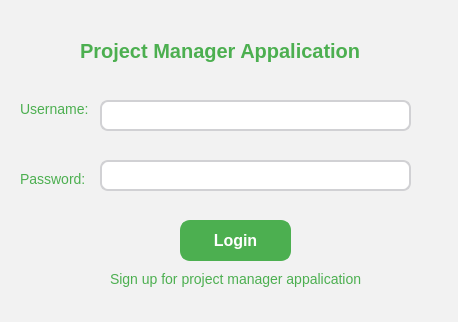
Before: the Qt Designer form BackEnd_version2/Ui/project_manager/mainwindow.ui in zerosuNLD/HUST, drawn with Qt 5.
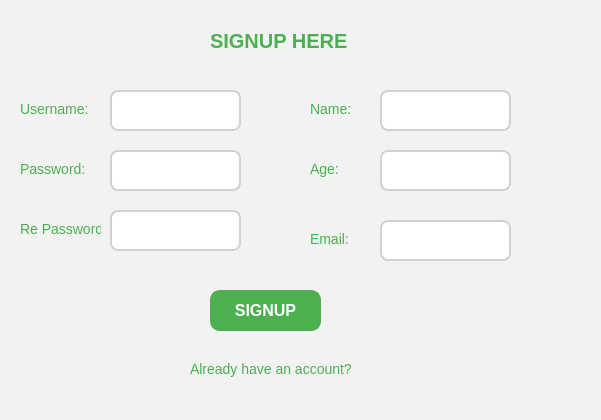
After: the same form once the commit is applied.

Commit message: update ui login/signup

The edit to the form file:
```diff
--- a/BackEnd_version2/Ui/project_manager/mainwindow.ui
+++ b/BackEnd_version2/Ui/project_manager/mainwindow.ui
@@ -6,8 +6,8 @@
    <rect>
     <x>0</x>
     <y>0</y>
-    <width>458</width>
-    <height>322</height>
+    <width>601</width>
+    <height>420</height>
    </rect>
   </property>
   <property name="windowTitle">
@@ -18,78 +18,113 @@
 </string>
   </property>
   <widget class="QWidget" name="centralwidget">
-   <widget class="QLabel" name="label">
+   <widget class="QStackedWidget" name="stackedWidget">
     <property name="geometry">
      <rect>
-      <x>80</x>
-      <y>30</y>
-      <width>301</width>
-      <height>41</height>
+      <x>10</x>
+      <y>0</y>
+      <width>581</width>
+      <height>421</height>
      </rect>
     </property>
-    <property name="styleSheet">
-     <string notr="true">QLabel {
-    font-size: 20px;           /* Kích thước font */
-    font-weight: bold;         /* Làm đậm chữ */
-    color: #4CAF50;      /* Màu nền xanh */
-    text-align: center;        /* Căn giữa tiêu đề */
-    text-shadow: 2px 2px 4px rgba(0, 0, 0, 0.5); /* Hiệu ứng bóng đổ */
-}
-</string>
+    <property name="currentIndex">
+     <number>1</number>
     </property>
-    <property name="text">
-     <string>Project Manager Appalication</string>
-    </property>
-   </widget>
-   <widget class="QLabel" name="label_2">
-    <property name="geometry">
-     <rect>
-      <x>20</x>
-      <y>100</y>
-      <width>81</width>
-      <height>17</height>
-     </rect>
-    </property>
-    <property name="styleSheet">
-     <string notr="true">QLabel {
+    <widget class="QWidget" name="page">
+     <widget class="QPushButton" name="loginButton">
+      <property name="geometry">
+       <rect>
+        <x>230</x>
+        <y>280</y>
+        <width>111</width>
+        <height>41</height>
+       </rect>
+      </property>
+      <property name="styleSheet">
+       <string notr="true">QPushButton {
+    background-color: #4CAF50;      /* Màu nền xanh */
+    color: white;                    /* Màu chữ trắng */
+    border: 2px solid #4CAF50;      /* Viền nút với màu xanh */
+    border-radius: 10px;             /* Bo tròn các góc */
+    padding: 10px 20px;              /* Khoảng cách giữa chữ và viền */
+    font-size: 16px;                 /* Kích thước chữ */
+    font-weight: bold;               /* Làm chữ đậm */
+}</string>
+      </property>
+      <property name="text">
+       <string>Login</string>
+      </property>
+     </widget>
+     <widget class="QLabel" name="signUp">
+      <property name="geometry">
+       <rect>
+        <x>160</x>
+        <y>330</y>
+        <width>281</width>
+        <height>17</height>
+       </rect>
+      </property>
+      <property name="styleSheet">
+       <string notr="true">QLabel {
     font-size: 14px;
     color: #4CAF50;
 }</string>
-    </property>
-    <property name="text">
-     <string>Username: </string>
-    </property>
-   </widget>
-   <widget class="QLabel" name="label_3">
-    <property name="geometry">
-     <rect>
-      <x>20</x>
-      <y>170</y>
-      <width>81</width>
-      <height>17</height>
-     </rect>
-    </property>
-    <property name="styleSheet">
-     <string notr="true">QLabel {
+      </property>
+      <property name="text">
+       <string>Sign up for project manager appalication</string>
+      </property>
+     </widget>
+     <widget class="QLineEdit" name="password">
+      <property name="geometry">
+       <rect>
+        <x>150</x>
+        <y>200</y>
+        <width>311</width>
+        <height>41</height>
+       </rect>
+      </property>
+      <property name="styleSheet">
+       <string notr="true">QLineEdit {
+    background-color: #fff;
+    border: 2px solid #D1D1D4;
+    border-radius: 8px;
+    padding: 10px;
     font-size: 14px;
+    font-weight: 700;
+    color: #4C489D;
+}</string>
+      </property>
+     </widget>
+     <widget class="QLabel" name="label_3">
+      <property name="geometry">
+       <rect>
+        <x>50</x>
+        <y>210</y>
+        <width>81</width>
+        <height>17</height>
+       </rect>
+      </property>
+      <property name="styleSheet">
+       <string notr="true">QLabel {
+    font-size: 14px;
     color: #4CAF50;
 }</string>
-    </property>
-    <property name="text">
-     <string>Password: </string>
-    </property>
-   </widget>
-   <widget class="QLineEdit" name="username">
-    <property name="geometry">
-     <rect>
-      <x>100</x>
-      <y>100</y>
-      <width>311</width>
-      <height>31</height>
-     </rect>
-    </property>
-    <property name="styleSheet">
-     <string notr="true">QLineEdit {
+      </property>
+      <property name="text">
+       <string>Password: </string>
+      </property>
+     </widget>
+     <widget class="QLineEdit" name="username">
+      <property name="geometry">
+       <rect>
+        <x>150</x>
+        <y>130</y>
+        <width>311</width>
+        <height>41</height>
+       </rect>
+      </property>
+      <property name="styleSheet">
+       <string notr="true">QLineEdit {
     background-color: #fff;
     border: 2px solid #D1D1D4;
     border-radius: 8px;
@@ -97,33 +132,86 @@
     font-size: 14px;
     font-weight: 700;
     color: #4C489D;
-    transition: 0.3s;
 }
-
-QLineEdit:focus {
-    border-color: #6A679E; /* Đổi màu đường viền khi trường nhập được focus */
-    background-color: #f0f0f0; /* Thay đổi màu nền khi focus */
-    box-shadow: 0 0 5px rgba(106, 103, 158, 0.5); /* Thêm hiệu ứng bóng khi focus */
+</string>
+      </property>
+     </widget>
+     <widget class="QLabel" name="label_2">
+      <property name="geometry">
+       <rect>
+        <x>50</x>
+        <y>140</y>
+        <width>81</width>
+        <height>17</height>
+       </rect>
+      </property>
+      <property name="styleSheet">
+       <string notr="true">QLabel {
+    font-size: 14px;
+    color: #4CAF50;
+}</string>
+      </property>
+      <property name="text">
+       <string>Username: </string>
+      </property>
+     </widget>
+     <widget class="QLabel" name="label">
+      <property name="geometry">
+       <rect>
+        <x>220</x>
+        <y>50</y>
+        <width>151</width>
+        <height>41</height>
+       </rect>
+      </property>
+      <property name="styleSheet">
+       <string notr="true">QLabel {
+    font-size: 20px;           /* Kích thước font */
+    font-weight: bold;         /* Làm đậm chữ */
+    color: #4CAF50;      /* Màu nền xanh */
+    text-align: center;        /* Căn giữa tiêu đề */
 }
-
-QLineEdit::placeholder {
-    color: #7875B5; /* Màu sắc cho placeholder (ví dụ: &quot;Enter username&quot;) */
-    font-style: italic;
+</string>
+      </property>
+      <property name="text">
+       <string>LOGIN HERE</string>
+      </property>
+     </widget>
+    </widget>
+    <widget class="QWidget" name="page_2">
+     <widget class="QLineEdit" name="username_signup">
+      <property name="geometry">
+       <rect>
+        <x>100</x>
+        <y>90</y>
+        <width>131</width>
+        <height>41</height>
+       </rect>
+      </property>
+      <property name="styleSheet">
+       <string notr="true">QLineEdit {
+    background-color: #fff;
+    border: 2px solid #D1D1D4;
+    border-radius: 8px;
+    padding: 10px;
+    font-size: 14px;
+    font-weight: 700;
+    color: #4C489D;
 }
 </string>
-    </property>
-   </widget>
-   <widget class="QLineEdit" name="password">
-    <property name="geometry">
-     <rect>
-      <x>100</x>
-      <y>160</y>
-      <width>311</width>
-      <height>31</height>
-     </rect>
-    </property>
-    <property name="styleSheet">
-     <string notr="true">QLineEdit {
+      </property>
+     </widget>
+     <widget class="QLineEdit" name="password_signup">
+      <property name="geometry">
+       <rect>
+        <x>100</x>
+        <y>150</y>
+        <width>131</width>
+        <height>41</height>
+       </rect>
+      </property>
+      <property name="styleSheet">
+       <string notr="true">QLineEdit {
     background-color: #fff;
     border: 2px solid #D1D1D4;
     border-radius: 8px;
@@ -131,33 +219,122 @@
     font-size: 14px;
     font-weight: 700;
     color: #4C489D;
-    transition: 0.3s;
 }
-
-QLineEdit:focus {
-    border-color: #6A679E; /* Đổi màu đường viền khi trường nhập được focus */
-    background-color: #f0f0f0; /* Thay đổi màu nền khi focus */
-    box-shadow: 0 0 5px rgba(106, 103, 158, 0.5); /* Thêm hiệu ứng bóng khi focus */
+</string>
+      </property>
+     </widget>
+     <widget class="QLineEdit" name="password_re_signup">
+      <property name="geometry">
+       <rect>
+        <x>100</x>
+        <y>210</y>
+        <width>131</width>
+        <height>41</height>
+       </rect>
+      </property>
+      <property name="styleSheet">
+       <string notr="true">QLineEdit {
+    background-color: #fff;
+    border: 2px solid #D1D1D4;
+    border-radius: 8px;
+    padding: 10px;
+    font-size: 14px;
+    font-weight: 700;
+    color: #4C489D;
 }
-
-QLineEdit::placeholder {
-    color: #7875B5; /* Màu sắc cho placeholder (ví dụ: &quot;Enter username&quot;) */
-    font-style: italic;
+</string>
+      </property>
+     </widget>
+     <widget class="QLabel" name="label_4">
+      <property name="geometry">
+       <rect>
+        <x>10</x>
+        <y>100</y>
+        <width>81</width>
+        <height>17</height>
+       </rect>
+      </property>
+      <property name="styleSheet">
+       <string notr="true">QLabel {
+    font-size: 14px;
+    color: #4CAF50;
+}</string>
+      </property>
+      <property name="text">
+       <string>Username: </string>
+      </property>
+     </widget>
+     <widget class="QLabel" name="label_5">
+      <property name="geometry">
+       <rect>
+        <x>10</x>
+        <y>160</y>
+        <width>81</width>
+        <height>17</height>
+       </rect>
+      </property>
+      <property name="styleSheet">
+       <string notr="true">QLabel {
+    font-size: 14px;
+    color: #4CAF50;
+}</string>
+      </property>
+      <property name="text">
+       <string>Password: </string>
+      </property>
+     </widget>
+     <widget class="QLabel" name="label_6">
+      <property name="geometry">
+       <rect>
+        <x>10</x>
+        <y>220</y>
+        <width>81</width>
+        <height>17</height>
+       </rect>
+      </property>
+      <property name="styleSheet">
+       <string notr="true">QLabel {
+    font-size: 14px;
+    color: #4CAF50;
+}</string>
+      </property>
+      <property name="text">
+       <string>Re Password:</string>
+      </property>
+     </widget>
+     <widget class="QLabel" name="label_7">
+      <property name="geometry">
+       <rect>
+        <x>200</x>
+        <y>20</y>
+        <width>151</width>
+        <height>41</height>
+       </rect>
+      </property>
+      <property name="styleSheet">
+       <string notr="true">QLabel {
+    font-size: 20px;           /* Kích thước font */
+    font-weight: bold;         /* Làm đậm chữ */
+    color: #4CAF50;      /* Màu nền xanh */
+    text-align: center;        /* Căn giữa tiêu đề */
 }
 </string>
-    </property>
-   </widget>
-   <widget class="QPushButton" name="loginButton">
-    <property name="geometry">
-     <rect>
-      <x>180</x>
-      <y>220</y>
-      <width>111</width>
-      <height>41</height>
-     </rect>
-    </property>
-    <property name="styleSheet">
-     <string notr="true">QPushButton {
+      </property>
+      <property name="text">
+       <string>SIGNUP HERE</string>
+      </property>
+     </widget>
+     <widget class="QPushButton" name="Signup">
+      <property name="geometry">
+       <rect>
+        <x>200</x>
+        <y>290</y>
+        <width>111</width>
+        <height>41</height>
+       </rect>
+      </property>
+      <property name="styleSheet">
+       <string notr="true">QPushButton {
     background-color: #4CAF50;      /* Màu nền xanh */
     color: white;                    /* Màu chữ trắng */
     border: 2px solid #4CAF50;      /* Viền nút với màu xanh */
@@ -165,39 +342,155 @@
     padding: 10px 20px;              /* Khoảng cách giữa chữ và viền */
     font-size: 16px;                 /* Kích thước chữ */
     font-weight: bold;               /* Làm chữ đậm */
+}</string>
+      </property>
+      <property name="text">
+       <string>SIGNUP</string>
+      </property>
+     </widget>
+     <widget class="QLabel" name="onLogin">
+      <property name="geometry">
+       <rect>
+        <x>180</x>
+        <y>360</y>
+        <width>181</width>
+        <height>17</height>
+       </rect>
+      </property>
+      <property name="styleSheet">
+       <string notr="true">QLabel {
+    font-size: 14px;
+    color: #4CAF50;
+}</string>
+      </property>
+      <property name="text">
+       <string>Already have an account?</string>
+      </property>
+     </widget>
+     <widget class="QLabel" name="label_8">
+      <property name="geometry">
+       <rect>
+        <x>300</x>
+        <y>100</y>
+        <width>81</width>
+        <height>17</height>
+       </rect>
+      </property>
+      <property name="styleSheet">
+       <string notr="true">QLabel {
+    font-size: 14px;
+    color: #4CAF50;
+}</string>
+      </property>
+      <property name="text">
+       <string>Name:</string>
+      </property>
+     </widget>
+     <widget class="QLabel" name="label_9">
+      <property name="geometry">
+       <rect>
+        <x>300</x>
+        <y>160</y>
+        <width>81</width>
+        <height>17</height>
+       </rect>
+      </property>
+      <property name="styleSheet">
+       <string notr="true">QLabel {
+    font-size: 14px;
+    color: #4CAF50;
+}</string>
+      </property>
+      <property name="text">
+       <string>Age:</string>
+      </property>
+     </widget>
+     <widget class="QLabel" name="label_10">
+      <property name="geometry">
+       <rect>
+        <x>300</x>
+        <y>230</y>
+        <width>81</width>
+        <height>17</height>
+       </rect>
+      </property>
+      <property name="styleSheet">
+       <string notr="true">QLabel {
+    font-size: 14px;
+    color: #4CAF50;
+}</string>
+      </property>
+      <property name="text">
+       <string>Email:</string>
+      </property>
+     </widget>
+     <widget class="QLineEdit" name="name">
+      <property name="geometry">
+       <rect>
+        <x>370</x>
+        <y>90</y>
+        <width>131</width>
+        <height>41</height>
+       </rect>
+      </property>
+      <property name="styleSheet">
+       <string notr="true">QLineEdit {
+    background-color: #fff;
+    border: 2px solid #D1D1D4;
+    border-radius: 8px;
+    padding: 10px;
+    font-size: 14px;
+    font-weight: 700;
+    color: #4C489D;
 }
-QPushButton:hover {
-    background-color: #45a049;      /* Màu nền khi hover (di chuột vào) */
-    border: 2px solid #45a049;      /* Màu viền khi hover */
+</string>
+      </property>
+     </widget>
+     <widget class="QLineEdit" name="age">
+      <property name="geometry">
+       <rect>
+        <x>370</x>
+        <y>150</y>
+        <width>131</width>
+        <height>41</height>
+       </rect>
+      </property>
+      <property name="styleSheet">
+       <string notr="true">QLineEdit {
+    background-color: #fff;
+    border: 2px solid #D1D1D4;
+    border-radius: 8px;
+    padding: 10px;
+    font-size: 14px;
+    font-weight: 700;
+    color: #4C489D;
 }
-QPushButton:pressed {
-    background-color: #388E3C;      /* Màu nền khi nhấn */
-    border: 2px solid #388E3C;      /* Màu viền khi nhấn */
-}
 </string>
-    </property>
-    <property name="text">
-     <string>Login</string>
-    </property>
-   </widget>
-   <widget class="QLabel" name="signUp">
-    <property name="geometry">
-     <rect>
-      <x>110</x>
-      <y>270</y>
-      <width>281</width>
-      <height>17</height>
-     </rect>
-    </property>
-    <property name="styleSheet">
-     <string notr="true">QLabel {
+      </property>
+     </widget>
+     <widget class="QLineEdit" name="email">
+      <property name="geometry">
+       <rect>
+        <x>370</x>
+        <y>220</y>
+        <width>131</width>
+        <height>41</height>
+       </rect>
+      </property>
+      <property name="styleSheet">
+       <string notr="true">QLineEdit {
+    background-color: #fff;
+    border: 2px solid #D1D1D4;
+    border-radius: 8px;
+    padding: 10px;
     font-size: 14px;
-    color: #4CAF50;
-}</string>
-    </property>
-    <property name="text">
-     <string>Sign up for project manager appalication</string>
-    </property>
+    font-weight: 700;
+    color: #4C489D;
+}
+</string>
+      </property>
+     </widget>
+    </widget>
    </widget>
   </widget>
   <widget class="QStatusBar" name="statusbar"/>
```
The commit also changes 40 other files.
